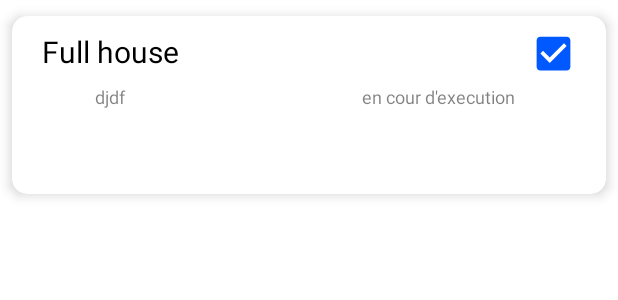
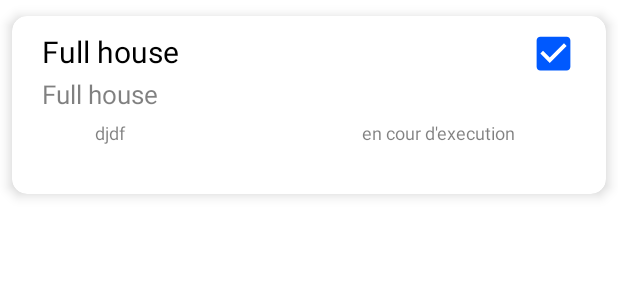
Before and after one commit to elouafi22/planificationMobile2, an Android app: the layout adaptertache.xml on its own in the app's theme, with its tools: preview values and no code run, on a phone screen of 412 x 824 dp. Shown: the top 300 px of the screen. Run offline under Robolectric (Android 15) with nearby library versions, the phone set to English and light mode, and no system bars; network calls fail.

Commit message:
some modification

```diff
--- a/app/src/main/AndroidManifest.xml
+++ b/app/src/main/AndroidManifest.xml
@@ -3,6 +3,10 @@
     xmlns:tools="http://schemas.android.com/tools">
 
     <uses-permission android:name="android.permission.INTERNET" />
+    <uses-permission android:name="android.permission.READ_CALENDAR" />
+    <uses-permission android:name="android.permission.WRITE_CALENDAR" />
+
+
 
     <application
         android:allowBackup="true"
--- a/app/src/main/java/com/example/planificationmobile2/tache.java
+++ b/app/src/main/java/com/example/planificationmobile2/tache.java
@@ -132,6 +132,7 @@ public class tache extends AppCompatActivity {
                 String listprojet = tache.this.listprojet.getText().toString();
 
                 Toast.makeText(tache.this,"Tache " + nomTache + " " + descriptionTache + " " + dateEstimation + " " + listPersonne + " " + listMateriel + " " + listprojet, Toast.LENGTH_SHORT).show();
+                System.out.println("-------------"+dateEstimation);
 
                 // send json to server flask
 
--- a/app/src/main/java/traitement_pour_lesTaches/RatingDialog.java
+++ b/app/src/main/java/traitement_pour_lesTaches/RatingDialog.java
@@ -109,7 +109,7 @@ public class RatingDialog extends DialogFragment implements RatingBar.OnRatingBa
                     @Override
                     public void onResponse(JSONObject response) {
                         try {
-                            System.out.println(response.getString("etat"));
+                            System.out.println(response.getString("----------------------------------------etat"));
                         } catch (JSONException e) {
                             Toast.makeText(context,e.getMessage(), Toast.LENGTH_SHORT).show();
                         }
@@ -152,7 +152,7 @@ public class RatingDialog extends DialogFragment implements RatingBar.OnRatingBa
         TextView rateButton = view.findViewById(R.id.bt_ratingSend);
         rateButton.setOnClickListener(v -> Toast.makeText(getActivity(), R.string.select_5_star_rating, Toast.LENGTH_SHORT).show());
 
-        String title = String.format(view.getContext().getString(R.string.dialog_five_star_title), view.getContext().getString(R.string.app_name));
+        String title = "Évaluez cette tache de 1 à 5 étoiles";
         TextView tv_title = view.findViewById(R.id.tv_title);
         tv_title.setText(title);
 
--- a/app/src/main/java/traitement_pour_lesTaches/afficherTache.java
+++ b/app/src/main/java/traitement_pour_lesTaches/afficherTache.java
@@ -82,8 +82,9 @@ public class afficherTache {
                             if(!obj.isNull("SCORE"))
                                 score= obj.getInt("SCORE");
 
-
-                            ensembleTache.add(new tache(obj.getInt("IDTACHE"),LocalDateTime.parse(obj.getString("DATE_CREATION"),formatter),datefin,LocalDateTime.parse(obj.getString("DUREE_ESTIMEE"),formatter),obj.getString("ETATT"),obj.getString("DECRIPTION"),score,obj.getInt("IDPROJ"),obj.getString("NOMEMP")));
+                            String nomtache=obj.getString("nomtache");
+                            System.out.println("----------------------------------------------------"+nomtache);
+                            ensembleTache.add(new tache(nomtache,obj.getInt("IDTACHE"),LocalDateTime.parse(obj.getString("DATE_CREATION"),formatter),datefin,LocalDateTime.parse(obj.getString("DUREE_ESTIMEE"),formatter),obj.getString("ETATT"),obj.getString("DECRIPTION"),score,obj.getInt("IDPROJ"),obj.getString("NOMEMP")));
                             projetcourant.setNomProj(obj.getString("nomproj"));
                         }
                     }catch (JSONException e){
--- a/app/src/main/java/traitement_pour_lesTaches/tache.java
+++ b/app/src/main/java/traitement_pour_lesTaches/tache.java
@@ -16,8 +16,9 @@ public class tache {
     private int Score;
     private int idprojet;
     private String nomEmp;
+    private String nomTache;
 
-    public  tache(int idtache,LocalDateTime date_creation,LocalDateTime date_fin,LocalDateTime duree_estimee,String etat,String description,int score,int idprojet,String nomEmp){
+    public  tache(String nomTache,int idtache,LocalDateTime date_creation,LocalDateTime date_fin,LocalDateTime duree_estimee,String etat,String description,int score,int idprojet,String nomEmp){
         this.idtache=idtache;
         this.date_creation=date_creation;
         this.date_fin=date_fin;
@@ -27,6 +28,7 @@ public class tache {
         this.Score=score;
         this.idprojet=idprojet;
         this.nomEmp=nomEmp;
+        this.nomTache=nomTache;
     }
 
 
@@ -68,6 +70,8 @@ public class tache {
     public String getNomEmp() {
         return nomEmp;
     }
+
+    public String getNomTache(){return  this.nomTache;}
 
     /**
      * methode permet de recuperer la duree restant sur la fin d'un projet
--- a/app/src/main/res/layout/adapetprojet.xml
+++ b/app/src/main/res/layout/adapetprojet.xml
@@ -17,7 +17,7 @@ android:layout_height="160dp">
     <LinearLayout
         android:layout_width="match_parent"
         android:layout_height="wrap_content"
-        android:layout_weight="1"
+        android:layout_weight="0"
         android:layout_marginRight="5dp"
         android:layout_marginTop="10dp"
         android:layout_marginLeft="5dp"
--- a/app/src/main/res/layout/adaptertache.xml
+++ b/app/src/main/res/layout/adaptertache.xml
@@ -28,7 +28,7 @@
                 android:layout_height="wrap_content">
 
                 <TextView
-                    android:id="@+id/descriptiontache"
+                    android:id="@+id/nomtache2"
                     android:layout_width="wrap_content"
                     android:layout_height="wrap_content"
                     tools:text="Full house"
@@ -37,11 +37,29 @@
                     android:layout_weight="1"
                     android:textColor="@android:color/black"/>
 
+
                 <ImageView
                     android:id="@+id/validerTache"
                     android:layout_width="30dp"
                     android:layout_height="30dp"
                     android:background="@drawable/finirtache"/>
+
+            </LinearLayout>
+
+            <LinearLayout
+                android:layout_width="match_parent"
+                android:layout_height="wrap_content">
+
+                <TextView
+                    android:id="@+id/descriptiontache"
+                    android:layout_width="wrap_content"
+                    android:layout_height="wrap_content"
+                    tools:text="Full house"
+                    android:singleLine="true"
+                    android:textSize="17sp"
+                    android:layout_weight="1"
+                    android:alpha="0.5"
+                    android:textColor="@android:color/black"/>
 
             </LinearLayout>
 
```
Also changed, not shown: app/src/main/java/com/example/planificationmobile2/Task.java (+8 -0 lines), app/src/main/java/com/example/planificationmobile2/visualisation.java (+11 -8 lines), app/src/main/java/traitement_pour_lesTaches/tacheAdapter.java (+9 -1 lines), app/src/main/res/layout/popuptache.xml (+1 -12 lines), app/src/main/res/layout/popus_afficherprojet.xml (+30 -0 lines).
